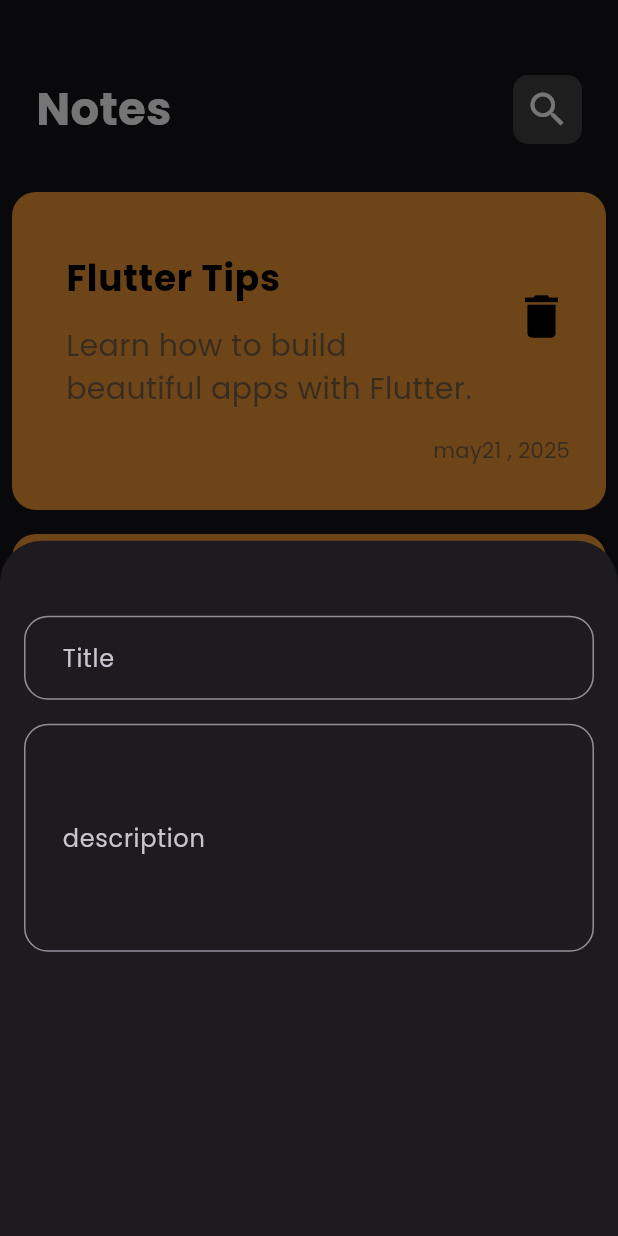
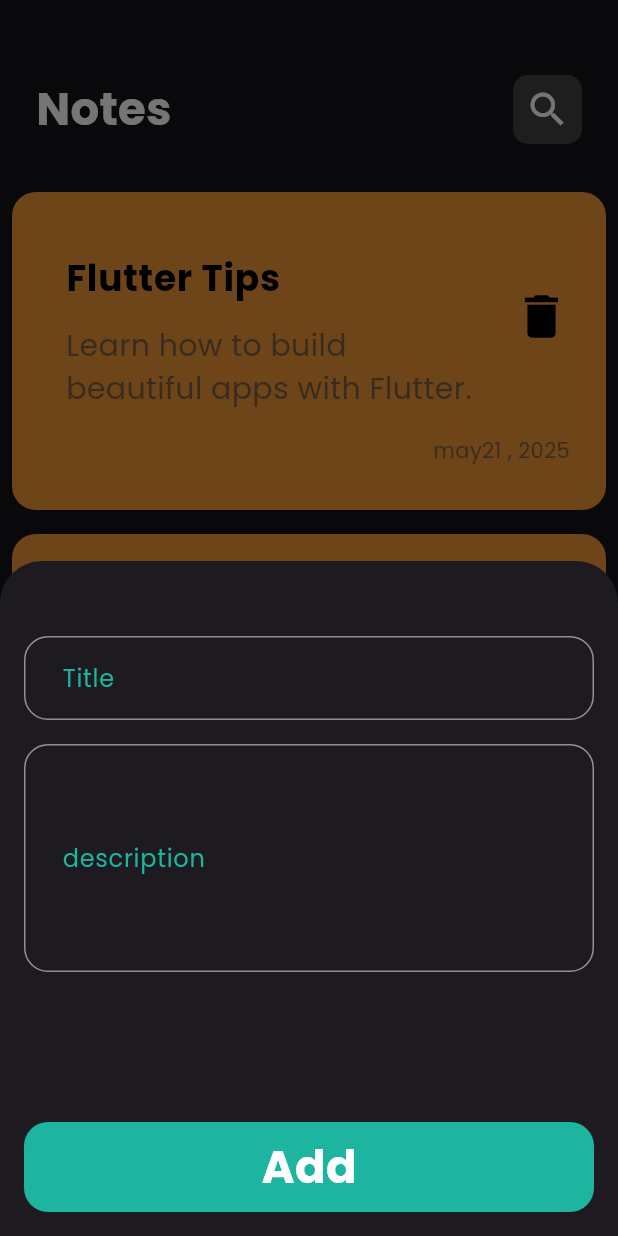
Before and after one commit to mahmOoud2004/note_app, a Flutter app: the screen it shows after launch, after a tap on the "add" icon, on a phone screen of 412 x 824 dp. Run offline on Flutter 3.47's test engine with Material 3 defaults, Android fonts, the phone set to English and light mode, and no system bars.

Commit message:
finish ui

```diff
--- a/lib/views/add_note_bottomsheet.dart
+++ b/lib/views/add_note_bottomsheet.dart
@@ -1,4 +1,5 @@
 import 'package:flutter/material.dart';
+import 'package:note_app/widgets/custom_bottom.dart';
 import 'package:note_app/widgets/custom_text_field.dart';
 
 class AddNoteBottomsheet extends StatelessWidget {
@@ -8,13 +9,18 @@ class AddNoteBottomsheet extends StatelessWidget {
   Widget build(BuildContext context) {
     return Padding(
       padding: const EdgeInsets.symmetric(horizontal: 16),
+      child: SingleChildScrollView(
         child: Column(
           children: [
             SizedBox(height: 50),
             CustomTextField(text: "Title"),
             SizedBox(height: 16),
             CustomTextField(text: "description", maxLines: 5),
+            SizedBox(height: 100),
+            CustomBottom(),
+            SizedBox(height: 16),
           ],
+        ),
       ),
     );
   }
--- a/lib/widgets/custom_appBar.dart
+++ b/lib/widgets/custom_appBar.dart
@@ -2,8 +2,9 @@ import 'package:flutter/material.dart';
 import 'package:note_app/widgets/customsearch_icon.dart';
 
 class CustomAppbar extends StatelessWidget {
-  const CustomAppbar({super.key});
-
+  const CustomAppbar({super.key, required this.title, required this.icon});
+  final String title;
+  final IconData icon;
   @override
   Widget build(BuildContext context) {
     return Padding(
@@ -11,7 +12,7 @@ class CustomAppbar extends StatelessWidget {
       child: Row(
         children: [
           Text(
-            "Notes",
+            title,
             style: TextStyle(
               fontSize: 30,
               color: Colors.white,
@@ -19,7 +20,7 @@ class CustomAppbar extends StatelessWidget {
             ),
           ),
           const Spacer(),
-          CustomsearchIcon(),
+          CustomIcon(icon: icon),
         ],
       ),
     );
--- /dev/null
+++ b/lib/widgets/custom_bottom.dart
@@ -0,0 +1,27 @@
+import 'package:flutter/material.dart';
+
+class CustomBottom extends StatelessWidget {
+  const CustomBottom({super.key});
+
+  @override
+  Widget build(BuildContext context) {
+    return Container(
+      width: MediaQuery.of(context).size.width,
+      height: 60,
+      decoration: BoxDecoration(
+        color: const Color.fromARGB(255, 29, 180, 160),
+        borderRadius: BorderRadius.circular(16),
+      ),
+      child: Center(
+        child: Text(
+          "Add",
+          style: TextStyle(
+            color: Colors.white,
+            fontSize: 30,
+            fontWeight: FontWeight.bold,
+          ),
+        ),
+      ),
+    );
+  }
+}
--- a/lib/widgets/custom_note_item.dart
+++ b/lib/widgets/custom_note_item.dart
@@ -1,11 +1,20 @@
 import 'package:flutter/material.dart';
+import 'package:note_app/views/edit_note.dart';
 
 class CustomNoteItem extends StatelessWidget {
   const CustomNoteItem({super.key});
 
   @override
   Widget build(BuildContext context) {
-    return Padding(
+    return GestureDetector(
+      onTap: () {
+        // Navigate to edit note screen or perform any action
+        Navigator.push(
+          context,
+          MaterialPageRoute(builder: (context) => const EditNote()),
+        );
+      },
+      child: Padding(
         padding: const EdgeInsets.all(8),
         child: Container(
           decoration: BoxDecoration(
@@ -58,6 +67,7 @@ class CustomNoteItem extends StatelessWidget {
             ),
           ),
         ),
+      ),
     );
   }
 }
--- a/lib/widgets/custom_text_field.dart
+++ b/lib/widgets/custom_text_field.dart
@@ -14,6 +14,8 @@ class CustomTextField extends StatelessWidget {
         ),
         labelText: '  $text' ?? 'Note',
         hintText: 'Type something...',
+        hintStyle: TextStyle(color: const Color.fromARGB(255, 29, 180, 160)),
+        labelStyle: TextStyle(color: const Color.fromARGB(255, 29, 180, 160)),
       ),
       maxLines: maxLines,
     );
--- a/lib/widgets/customsearch_icon.dart
+++ b/lib/widgets/customsearch_icon.dart
@@ -1,8 +1,8 @@
 import 'package:flutter/material.dart';
 
-class CustomsearchIcon extends StatelessWidget {
-  const CustomsearchIcon({super.key});
-
+class CustomIcon extends StatelessWidget {
+  const CustomIcon({super.key, this.icon});
+  final IconData? icon;
   @override
   Widget build(BuildContext context) {
     return Container(
@@ -12,7 +12,7 @@ class CustomsearchIcon extends StatelessWidget {
         color: Colors.grey[800],
         borderRadius: BorderRadius.circular(10),
       ),
-      child: Icon(Icons.search, color: Colors.white, size: 30),
+      child: Icon(icon, color: Colors.white, size: 30),
     );
   }
 }
--- a/lib/widgets/noteview_body.dart
+++ b/lib/widgets/noteview_body.dart
@@ -10,7 +10,7 @@ class NoteviewBody extends StatelessWidget {
     return Column(
       children: [
         SizedBox(height: 50),
-        CustomAppbar(),
+        CustomAppbar(title: "Notes", icon: Icons.search),
         Expanded(child: NoteListview()),
       ],
     );
```
Also changed, not shown: lib/views/edit_note.dart (added, +26 -0 lines). Lines whose indentation alone changed are shown as unchanged.
